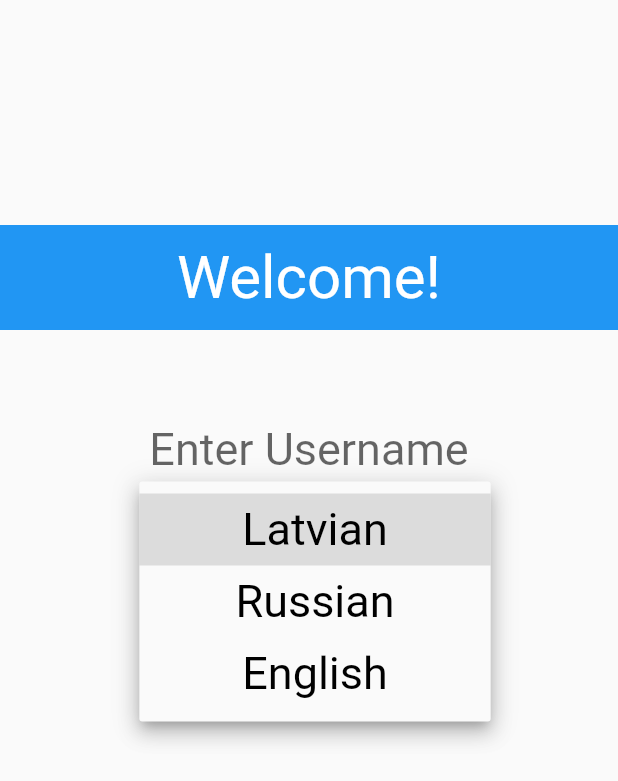
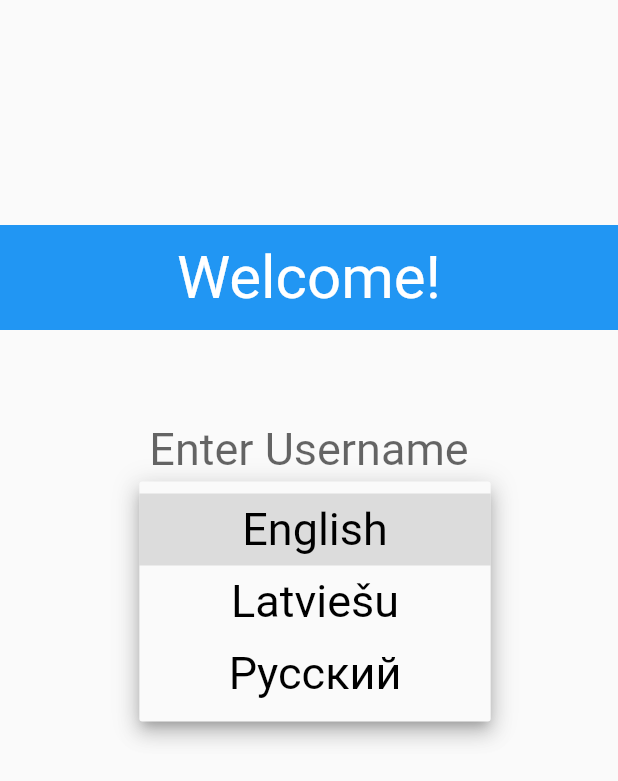
Before and after one commit to GintsVe/flutter_todo, a Flutter app: the screen it shows after launch, after a tap on "Choose a language", on a phone screen of 412 x 824 dp. Shown: the top 781 px of the screen. Run offline on Flutter 3.47's test engine with Material 2 defaults, Android fonts, the phone set to English and light mode, and no system bars; our stand-ins replace hive, hive_flutter; accounts and stored records are empty.

Commit message:
Initial commit

```diff
--- a/lib/screens/homepage.dart
+++ b/lib/screens/homepage.dart
@@ -12,7 +12,7 @@ class HomePage extends StatefulWidget {
 class _HomePage extends State<HomePage> {
   String? dropDownValue;
 
-  var languages = ["Latvian", "Russian", "English"];
+  var languages = ["English", "Latviešu", "Pусский"];
 
   final usernameController = TextEditingController();
 
```
